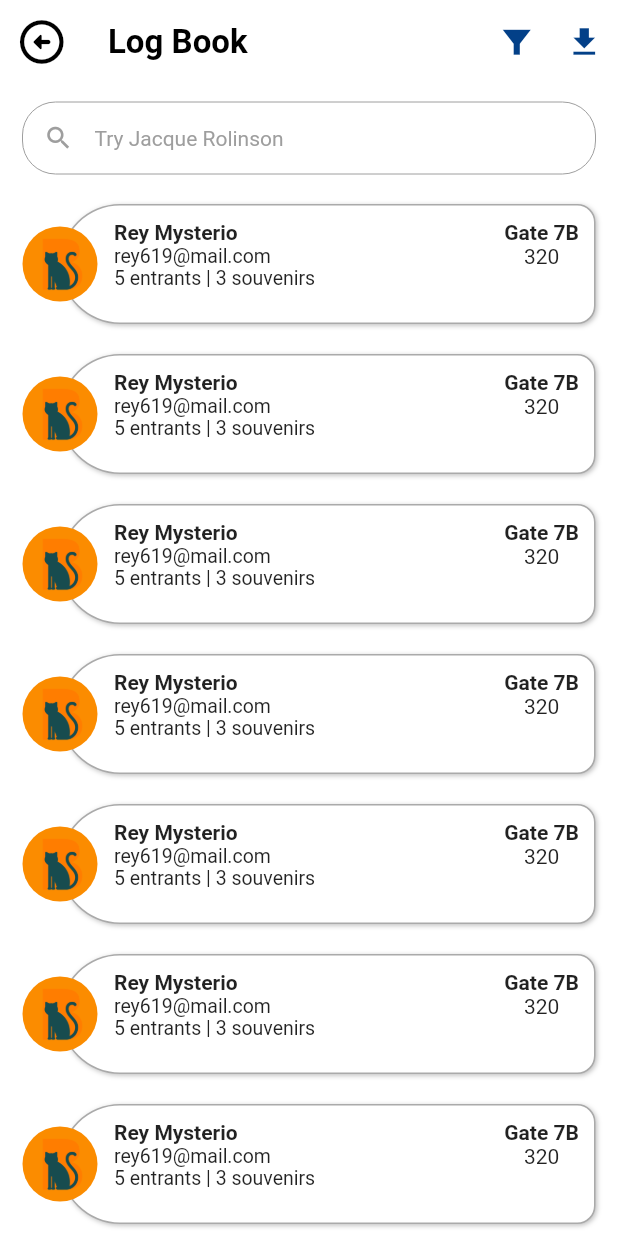
After one commit to TheNova22/Billi, a Flutter app: the LogPage screen opened directly, on a phone screen of 412 x 824 dp. The commit adds this screen. Run offline on Flutter 3.47's test engine with Material 2 defaults, Android fonts, the light colour scheme and no system bars; our stand-ins replace auto_size_text, camera, carousel_slider, cloud_firestore, connectivity_plus, curved_navigation_bar and 5 more; missing offline and left inert: tflite; accounts and stored records are empty; network calls fail.

Commit message:
Integrating logs and museum home

```diff
--- /dev/null
+++ b/lib/modules/museum_home_page/components/log_card.dart
@@ -0,0 +1,88 @@
+import '../../../configs/palette.dart';
+import 'package:flutter/material.dart';
+
+class LogCard extends StatelessWidget {
+  LogCard({Key? key}) : super(key: key);
+  String name = "Rey Mysterio";
+  String email = "rey619@mail.com";
+  String gate = "Gate 7B";
+  String amount = "750";
+  String entrants_number = "2";
+  String souvenirs_number = "3";
+
+  @override
+  Widget build(BuildContext context) {
+    return Container(
+      margin: EdgeInsets.all(10),
+      child: Center(
+        child: Stack(
+          children: [
+            logInfo,
+            logPic,
+          ],
+        ),
+      ),
+    );
+  }
+
+  final logInfo = Container(
+    padding: EdgeInsets.only(left: 15),
+    height: 80,
+    margin: new EdgeInsets.only(left: 25.0),
+    width: double.infinity,
+    decoration: BoxDecoration(
+      borderRadius: BorderRadius.only(
+          topLeft: Radius.circular(50),
+          bottomLeft: Radius.circular(50),
+          topRight: Radius.circular(15),
+          bottomRight: Radius.circular(15)),
+      color: Palette.white,
+      border: Border.all(color: Color(0xffAAAAAA), width: 1),
+      boxShadow: [
+        BoxShadow(
+          color: Colors.black.withOpacity(0.25),
+          offset: Offset(1, 1),
+          blurRadius: 2,
+          spreadRadius: 0,
+        ),
+      ],
+    ),
+    child: Padding(
+      padding: const EdgeInsets.only(left: 20, right: 10, top: 10, bottom: 10),
+      child: Row(
+        children: [
+          Expanded(
+            child: Column(
+              crossAxisAlignment: CrossAxisAlignment.start,
+              children: [
+                Text("Rey Mysterio",
+                    style: TextStyle(fontWeight: FontWeight.bold)),
+                Text("rey619@mail.com", style: TextStyle(fontSize: 13)),
+                Text("5 entrants | 3 souvenirs", style: TextStyle(fontSize: 13))
+              ],
+            ),
+          ),
+          SizedBox(width: 10),
+          Column(children: [
+            Text("Gate 7B", style: TextStyle(fontWeight: FontWeight.bold)),
+            Text("320")
+          ]),
+        ],
+      ),
+    ),
+  );
+
+  final logPic = Container(
+    alignment: FractionalOffset.centerLeft,
+    margin: new EdgeInsets.symmetric(vertical: 15.0),
+    child: Container(
+      height: 50,
+      width: 50,
+      decoration: BoxDecoration(
+        color: Colors.orange[600],
+        borderRadius: BorderRadius.all(Radius.circular(50)),
+      ),
+      child: Image.asset("assets/logo/logo.png", fit: BoxFit.cover),
+    ),
+  );
+}
--- a/lib/modules/museum_home_page/museum_home_page.dart
+++ b/lib/modules/museum_home_page/museum_home_page.dart
@@ -2,13 +2,16 @@
 
 import 'dart:developer';
 
-import 'package:billi/modules/museum_home_page/operation_widget.dart';
+import '../assign_roles/assign_roles.dart';
+import 'components/operation_widget.dart';
 
 import '../../configs/palette.dart';
 import 'package:cloud_firestore/cloud_firestore.dart';
 import 'package:firebase_auth/firebase_auth.dart';
 import 'package:flutter/material.dart';
 import 'package:fl_chart/fl_chart.dart';
+
+import 'pages/home_page.dart';
 
 class _BarChart extends StatelessWidget {
   const _BarChart({Key? key, required this.barGroupData}) : super(key: key);
@@ -389,17 +392,34 @@ class _MuseumHomePageState extends State<MuseumHomePage> {
                     ),
                     borderRadius: BorderRadius.circular(10.0)),
                 child: Wrap(
-                  children: const [
+                  children: [
                     // TODO: SHOULD ADD ROUTES
-                    OperationWidget(
-                        icon: Icons.person_add_alt_1_outlined,
-                        title: 'Assign roles'),
+                    InkWell(
+                      onTap: () => {
+                        Navigator.pushReplacement(
+                            context,
+                            MaterialPageRoute(
+                                builder: (context) => const AssignRoles()))
+                      },
+                      child: OperationWidget(
+                          icon: Icons.person_add_alt_1_outlined,
+                          title: 'Assign roles'),
+                    ),
                     OperationWidget(
                         icon: Icons.qr_code_scanner, title: 'Scan ticket'),
                     OperationWidget(
                         icon: Icons.attach_money, title: 'Update Prices'),
-                    OperationWidget(
-                        icon: Icons.checklist_rtl_rounded, title: 'Check Logs'),
+                    InkWell(
+                      onTap: () => {
+                        Navigator.pushReplacement(
+                            context,
+                            MaterialPageRoute(
+                                builder: (context) => const LogPage()))
+                      },
+                      child: OperationWidget(
+                          icon: Icons.checklist_rtl_rounded,
+                          title: 'Check Logs'),
+                    ),
                     OperationWidget(
                         icon: Icons.workspace_premium, title: 'Apply Premium'),
                     OperationWidget(
--- /dev/null
+++ b/lib/modules/museum_home_page/pages/home_page.dart
@@ -0,0 +1,65 @@
+import 'dart:math' as math;
+import '../../../configs/palette.dart';
+import '../components/log_card.dart';
+import 'package:flutter/material.dart';
+
+class LogPage extends StatelessWidget {
+  const LogPage({Key? key}) : super(key: key);
+
+  @override
+  Widget build(BuildContext context) {
+    return Scaffold(
+      backgroundColor: Palette.white,
+      appBar: AppBar(
+        backgroundColor: Palette.white,
+        elevation: 0,
+        title: Text("Log Book"),
+        leading: Transform.rotate(
+            angle: -math.pi / 2,
+            child: Icon(Icons.arrow_circle_up_rounded,
+                color: Palette.black, size: 35)),
+        titleTextStyle: TextStyle(
+            fontSize: 22, color: Palette.black, fontWeight: FontWeight.w600),
+        actions: [
+          Icon(Icons.filter_alt_sharp, color: Palette.blue, size: 25),
+          SizedBox(width: 20),
+          Icon(Icons.download, color: Palette.blue, size: 25),
+          SizedBox(width: 10),
+        ],
+        bottom: PreferredSize(
+          preferredSize: Size.fromHeight(70),
+          child: Padding(
+            padding:
+                const EdgeInsets.only(left: 15, right: 15, top: 10, bottom: 10),
+            child: TextField(
+              decoration: InputDecoration(
+                enabledBorder: OutlineInputBorder(
+                  // width: 0.0 produces a thin "hairline" border
+                  borderSide: const BorderSide(color: Colors.grey, width: 0.0),
+                  borderRadius: BorderRadius.circular(22.0),
+                ),
+                border: const OutlineInputBorder(),
+                prefixIcon: const Icon(
+                  Icons.search,
+                  size: 20,
+                  color: Colors.grey,
+                ),
+                hintText: "Try Jacque Rolinson",
+                hintStyle: const TextStyle(color: Colors.grey, fontSize: 14),
+                contentPadding: const EdgeInsets.symmetric(
+                    horizontal: 16.0, vertical: 14.0),
+              ),
+            ),
+          ),
+        ),
+      ),
+      body: SafeArea(
+        child: Padding(
+          padding: const EdgeInsets.symmetric(horizontal: 5),
+          child:
+              ListView.builder(itemCount: 15, itemBuilder: (_, i) => LogCard()),
+        ),
+      ),
+    );
+  }
+}
```
Also changed, not shown: lib/modules/museum_home_page/components/operation_widget.dart (renamed from lib/modules/museum_home_page/operation_widget.dart), pubspec.lock.
